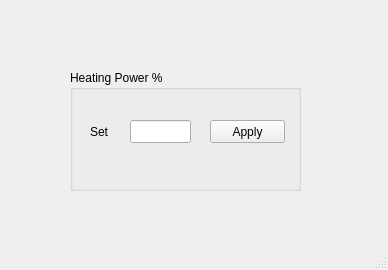
Before: the Qt Designer form tcontrollerrpi.ui in salvato/TControllerRPi, drawn with Qt 5.
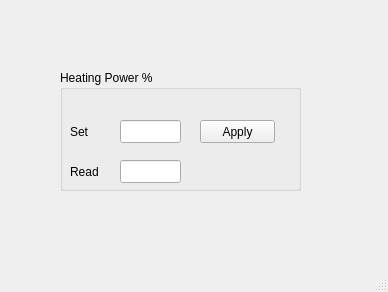
After: the same form once the commit is applied.

```diff
--- a/tcontrollerrpi.ui
+++ b/tcontrollerrpi.ui
@@ -7,7 +7,7 @@
     <x>0</x>
     <y>0</y>
     <width>388</width>
-    <height>270</height>
+    <height>292</height>
    </rect>
   </property>
   <property name="windowTitle">
@@ -35,9 +35,9 @@
    <widget class="QGroupBox" name="groupBox">
     <property name="geometry">
      <rect>
-      <x>70</x>
+      <x>60</x>
       <y>70</y>
-      <width>231</width>
+      <width>241</width>
       <height>121</height>
      </rect>
     </property>
@@ -69,9 +69,9 @@
     <widget class="QLabel" name="label">
      <property name="geometry">
       <rect>
-       <x>20</x>
+       <x>10</x>
        <y>50</y>
-       <width>31</width>
+       <width>41</width>
        <height>23</height>
       </rect>
      </property>
@@ -92,6 +92,41 @@
       <string>Apply</string>
      </property>
     </widget>
+    <widget class="QLabel" name="label_2">
+     <property name="geometry">
+      <rect>
+       <x>10</x>
+       <y>90</y>
+       <width>41</width>
+       <height>23</height>
+      </rect>
+     </property>
+     <property name="text">
+      <string>Read</string>
+     </property>
+    </widget>
+    <widget class="QLineEdit" name="powerPercentageReadEdit">
+     <property name="geometry">
+      <rect>
+       <x>60</x>
+       <y>90</y>
+       <width>61</width>
+       <height>23</height>
+      </rect>
+     </property>
+     <property name="toolTip">
+      <string extracomment="Enter Values between 0.0 and 100.0"/>
+     </property>
+     <property name="statusTip">
+      <string extracomment="Enter Values between 0.0 and 100.0"/>
+     </property>
+     <property name="whatsThis">
+      <string extracomment="Enter Values between 0.0 and 100.0"/>
+     </property>
+     <property name="alignment">
+      <set>Qt::AlignRight|Qt::AlignTrailing|Qt::AlignVCenter</set>
+     </property>
+    </widget>
    </widget>
   </widget>
   <widget class="QStatusBar" name="statusBar"/>
```
Left out of the diff: 2 changed lines with no effect on the pictures.
